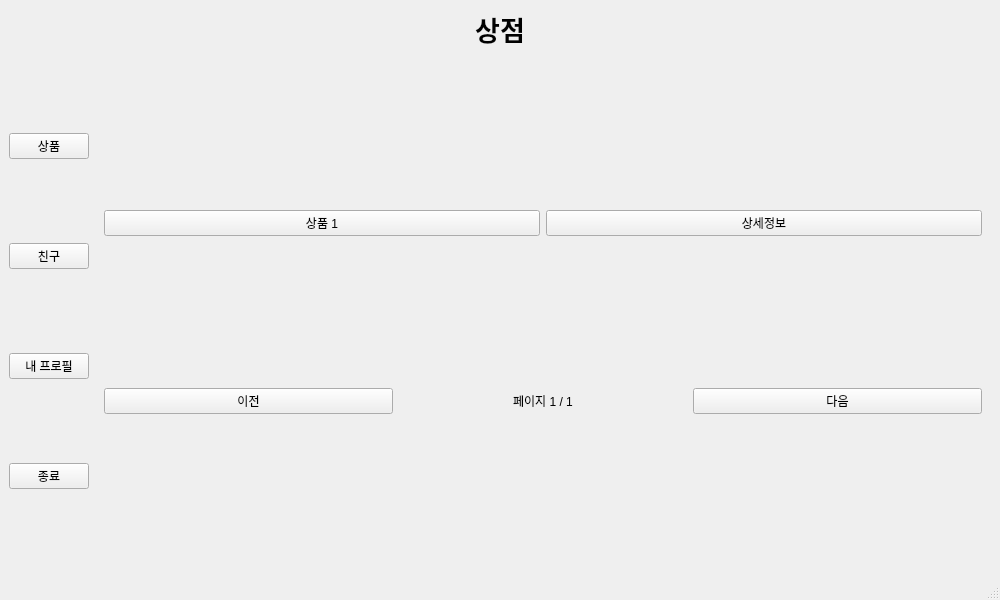
Old version of the form Client/Client/MainMenu.ui in the repository kauzue/Shop_cpp.
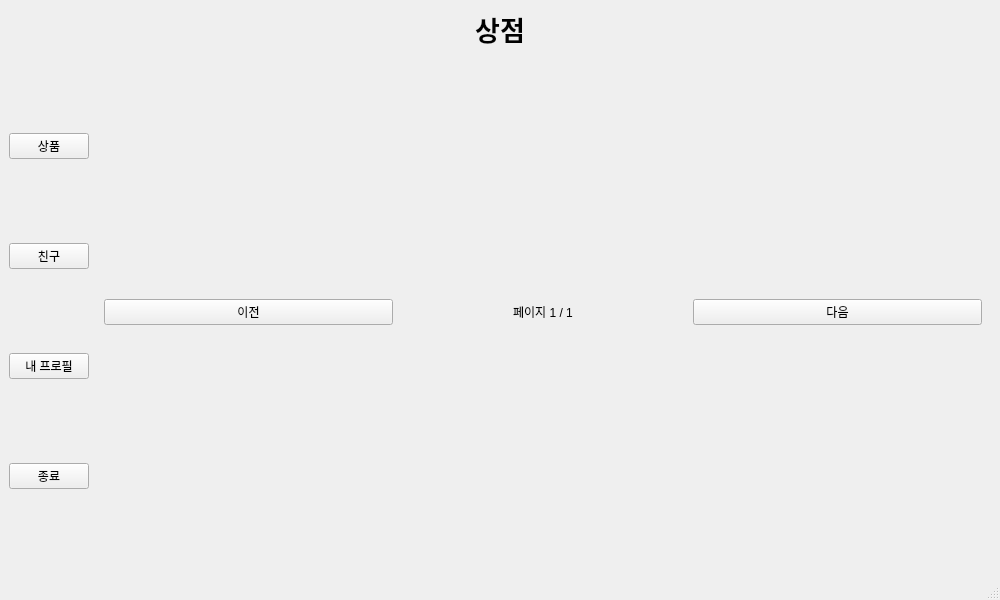
New version of the form. The open tabs and pages were chosen to show the change.

Diff of the .ui file:
```diff
--- a/Client/Client/MainMenu.ui
+++ b/Client/Client/MainMenu.ui
@@ -182,26 +182,7 @@
         <widget class="QWidget" name="viewProductPage">
          <layout class="QVBoxLayout" name="viewProductLayout">
           <item>
-           <layout class="QVBoxLayout" name="productListLayout">
-            <item>
-             <layout class="QHBoxLayout">
-              <item>
-               <widget class="QPushButton" name="product1Btn">
-                <property name="text">
-                 <string>상품 1</string>
-                </property>
-               </widget>
-              </item>
-              <item>
-               <widget class="QPushButton" name="detail1Btn">
-                <property name="text">
-                 <string>상세정보</string>
-                </property>
-               </widget>
-              </item>
-             </layout>
-            </item>
-           </layout>
+											<layout class="QVBoxLayout" name="productListLayout"/>
           </item>
           <item>
            <layout class="QHBoxLayout">
```
Left out of the diff: 16 changed lines with no effect on the pictures. Lines whose indentation alone changed are shown as unchanged.
